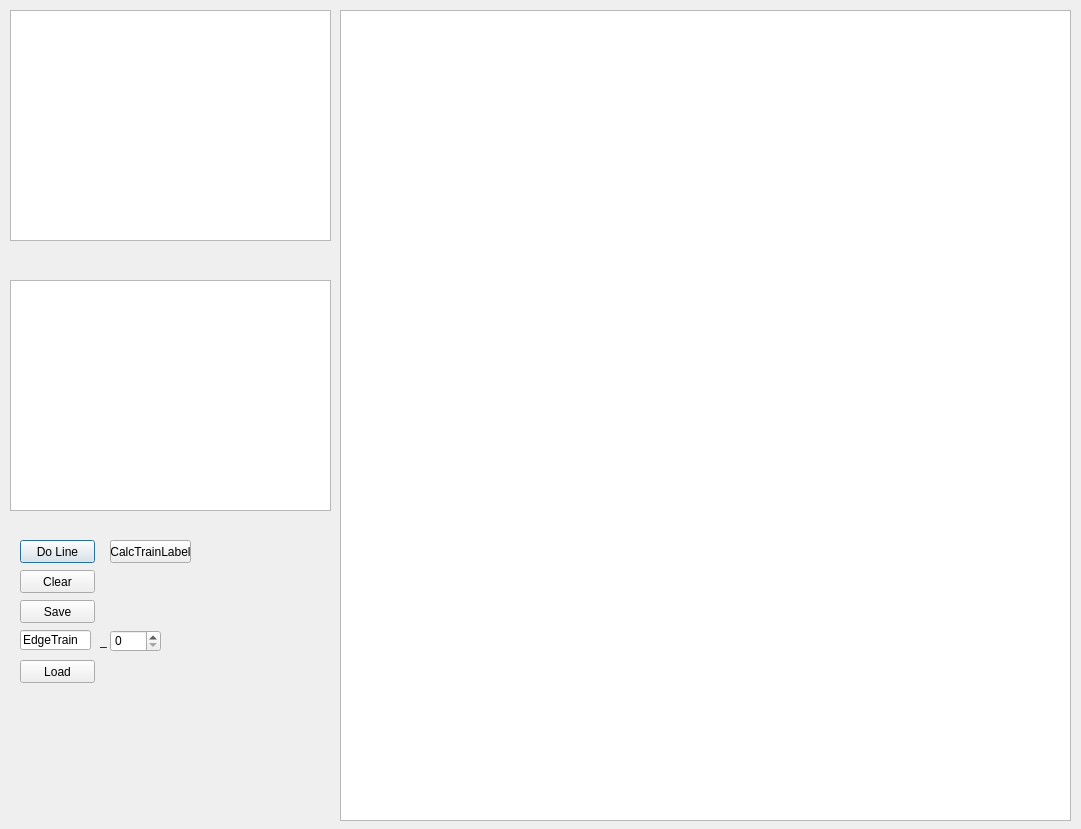
alexjean/MakeData, file mainWin.ui: the form before one commit.
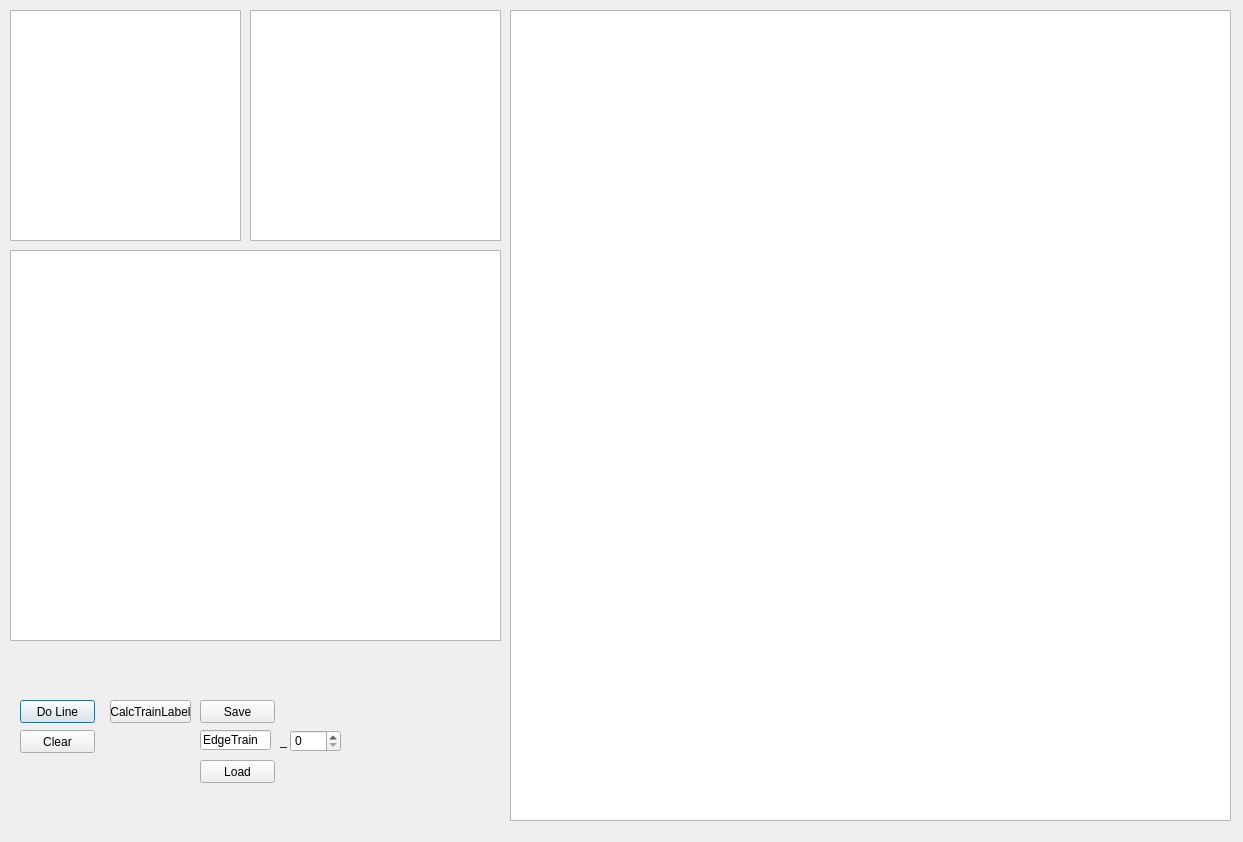
The form after the commit.

```diff
--- a/mainWin.ui
+++ b/mainWin.ui
@@ -6,8 +6,8 @@
    <rect>
     <x>0</x>
     <y>0</y>
-    <width>1081</width>
-    <height>829</height>
+    <width>1243</width>
+    <height>842</height>
    </rect>
   </property>
   <property name="windowTitle">
@@ -17,7 +17,7 @@
    <property name="geometry">
     <rect>
      <x>20</x>
-     <y>540</y>
+     <y>700</y>
      <width>75</width>
      <height>23</height>
     </rect>
@@ -31,7 +31,7 @@
     <rect>
      <x>10</x>
      <y>10</y>
-     <width>321</width>
+     <width>231</width>
      <height>231</height>
     </rect>
    </property>
@@ -40,7 +40,7 @@
    <property name="geometry">
     <rect>
      <x>20</x>
-     <y>570</y>
+     <y>730</y>
      <width>75</width>
      <height>23</height>
     </rect>
@@ -52,9 +52,9 @@
   <widget class="QGraphicsView" name="viewLarge">
    <property name="geometry">
     <rect>
-     <x>340</x>
+     <x>510</x>
      <y>10</y>
-     <width>731</width>
+     <width>721</width>
      <height>811</height>
     </rect>
    </property>
@@ -62,9 +62,9 @@
   <widget class="QGraphicsView" name="view1">
    <property name="geometry">
     <rect>
-     <x>10</x>
-     <y>280</y>
-     <width>321</width>
+     <x>250</x>
+     <y>10</y>
+     <width>251</width>
      <height>231</height>
     </rect>
    </property>
@@ -72,8 +72,8 @@
   <widget class="QPushButton" name="btnSave">
    <property name="geometry">
     <rect>
-     <x>20</x>
-     <y>600</y>
+     <x>200</x>
+     <y>700</y>
      <width>75</width>
      <height>23</height>
     </rect>
@@ -85,8 +85,8 @@
   <widget class="QLineEdit" name="leTrainFileName">
    <property name="geometry">
     <rect>
-     <x>20</x>
-     <y>630</y>
+     <x>200</x>
+     <y>730</y>
      <width>71</width>
      <height>20</height>
     </rect>
@@ -98,8 +98,8 @@
   <widget class="QSpinBox" name="sboxTrainFileName">
    <property name="geometry">
     <rect>
-     <x>110</x>
-     <y>630</y>
+     <x>290</x>
+     <y>730</y>
      <width>51</width>
      <height>22</height>
     </rect>
@@ -111,8 +111,8 @@
   <widget class="QLabel" name="label">
    <property name="geometry">
     <rect>
-     <x>100</x>
-     <y>630</y>
+     <x>280</x>
+     <y>730</y>
      <width>21</width>
      <height>21</height>
     </rect>
@@ -124,8 +124,8 @@
   <widget class="QPushButton" name="btnLoad">
    <property name="geometry">
     <rect>
-     <x>20</x>
-     <y>660</y>
+     <x>200</x>
+     <y>760</y>
      <width>75</width>
      <height>23</height>
     </rect>
@@ -138,7 +138,7 @@
    <property name="geometry">
     <rect>
      <x>110</x>
-     <y>540</y>
+     <y>700</y>
      <width>81</width>
      <height>23</height>
     </rect>
@@ -147,6 +147,16 @@
     <string>CalcTrainLabel</string>
    </property>
   </widget>
+  <widget class="QGraphicsView" name="view2">
+   <property name="geometry">
+    <rect>
+     <x>10</x>
+     <y>250</y>
+     <width>491</width>
+     <height>391</height>
+    </rect>
+   </property>
+  </widget>
   <zorder>view</zorder>
   <zorder>viewLarge</zorder>
   <zorder>btnClear</zorder>
```
Left out of the diff: 1 changed line with no effect on the pictures.
